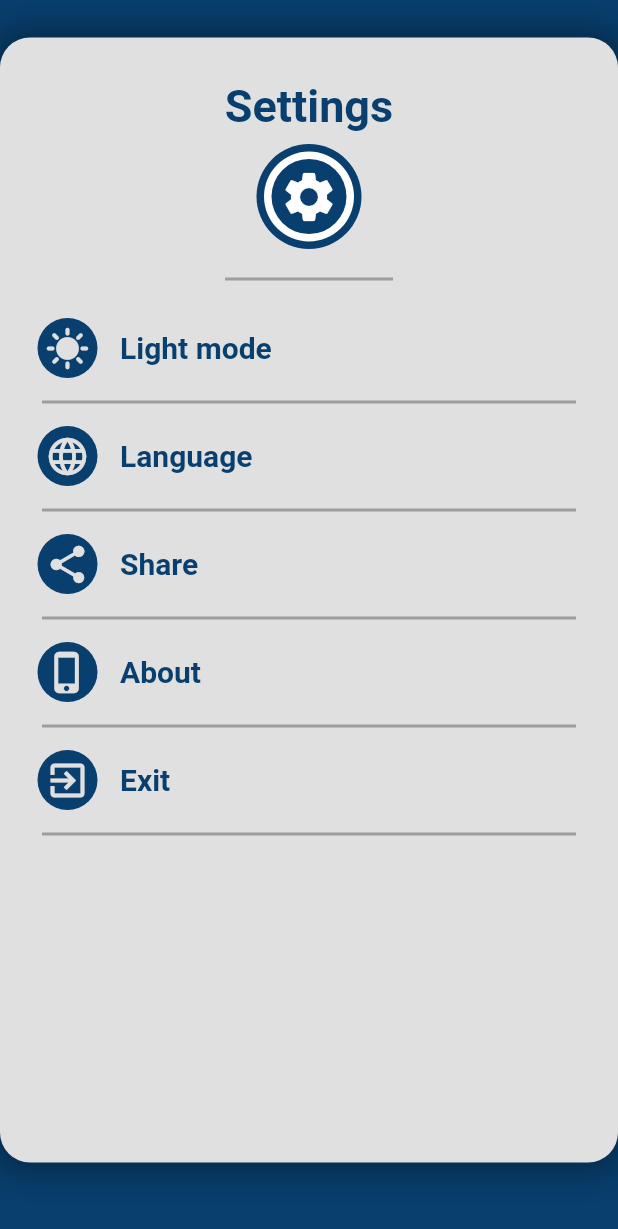
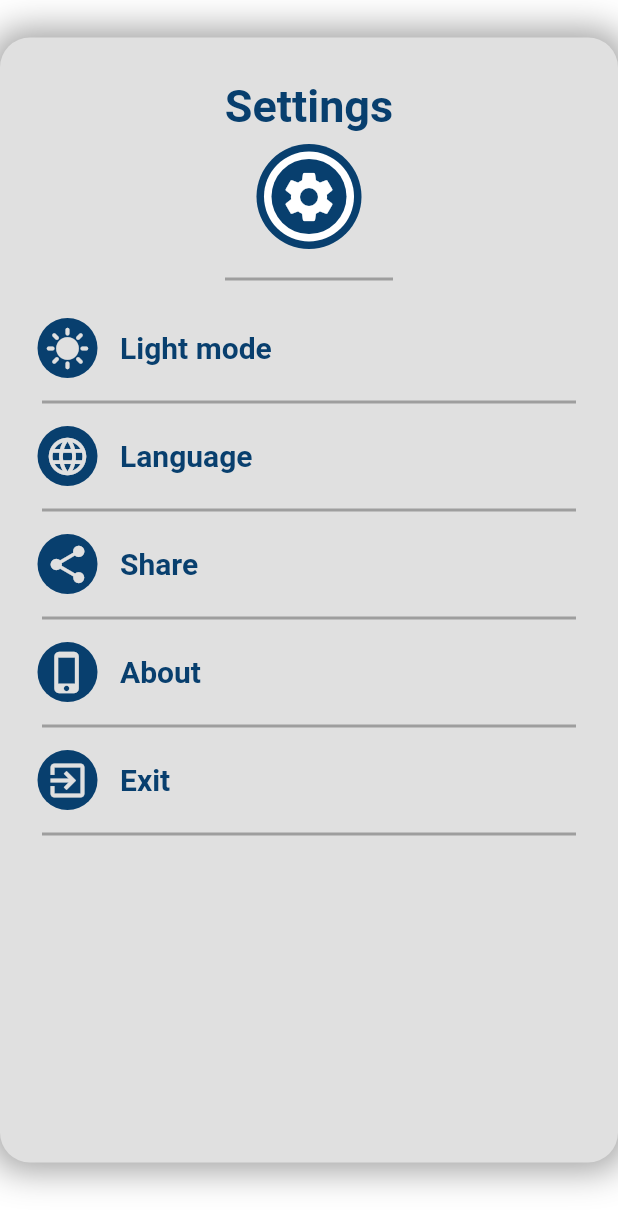
Before and after one commit to Ehsan2022/sim_bank, a Flutter app: the Settings screen opened directly, on a phone screen of 412 x 824 dp. Shown: the top 1229 px of the screen. Run offline on Flutter 3.47's test engine with Material 2 defaults, Android fonts, the phone set to English and light mode, and no system bars; our stand-ins replace flutter_spinkit, rflutter_alert, share_plus.

Commit message:
setting screen finished

```diff
--- a/lib/Screens/settings.dart
+++ b/lib/Screens/settings.dart
@@ -13,7 +13,7 @@ class _SettingsState extends State<Settings> {
   @override
   Widget build(BuildContext context) {
     return Scaffold(
-      backgroundColor: Color.fromARGB(255, 8, 63, 110),
+      backgroundColor: Colors.white,
       body: Padding(
         padding: const EdgeInsets.only(top: 25),
         child: Container(
```
